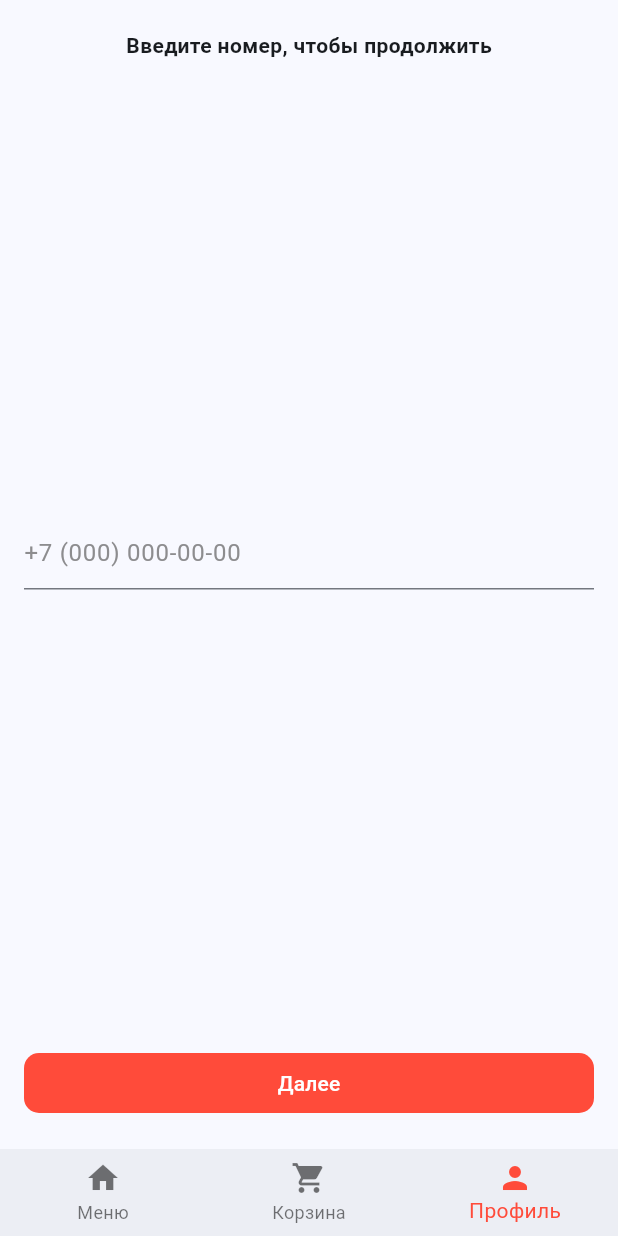
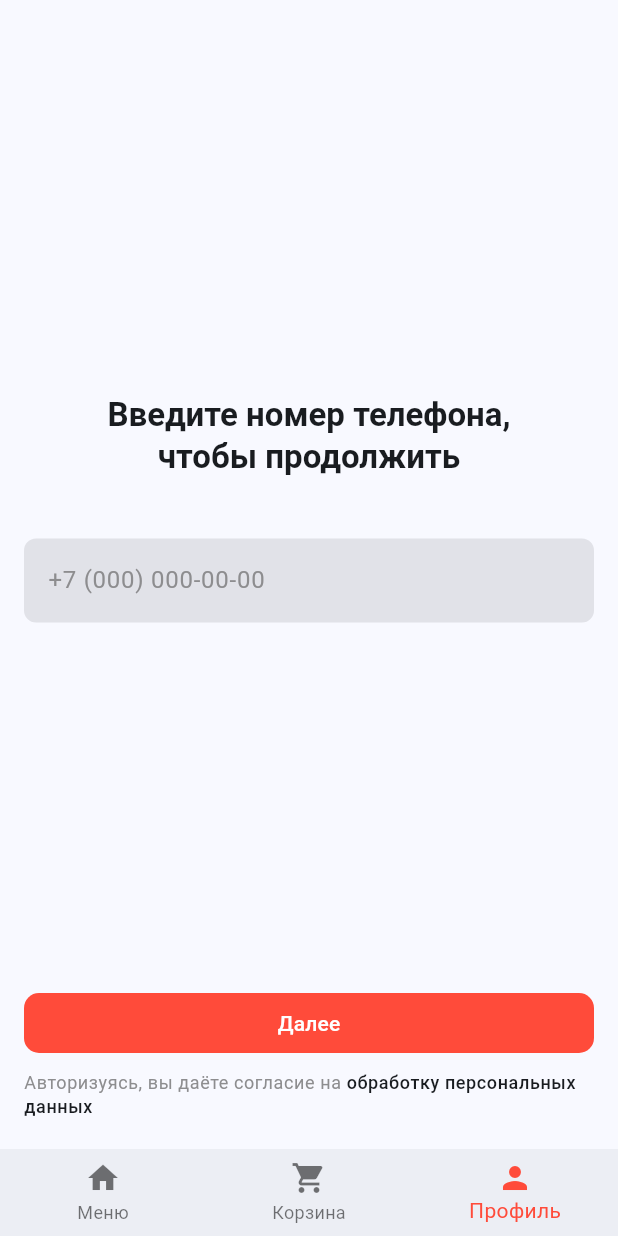
Before and after one commit to toastmanager/peak_it_2024_app, a Flutter app: the screen it shows after launch, item 3 of the bottom bar chosen, on a phone screen of 412 x 824 dp. Run offline on Flutter 3.47's test engine with Material 3 defaults, Android fonts, the light colour scheme and no system bars; our stand-ins replace auto_route, bloc, cached_network_image, dio, equatable, flutter_bloc and 11 more; missing offline and left inert: widgetbook, widgetbook_annotation; generated files the repository leaves out were written again; network calls fail; Roboto replaces fonts that are missing (SFProRounded).

Commit message:
feat(auth): make phone screen closer to design

```diff
--- a/lib/features/auth/presentation/pages/profile_page.dart
+++ b/lib/features/auth/presentation/pages/profile_page.dart
@@ -35,37 +35,33 @@ class _ProfilePageState extends State<ProfilePage> {
         child: BlocBuilder<AuthBloc, AuthState>(
           builder: (context, state) {
             final bloc = context.read<AuthBloc>();
-            if (state is AuthUnauthorized || state is AuthCodeRequested) {
-              return DefaultTabController(
-                  length: 2,
-                  child: TabBarView(
-                    children: [
-                      PhoneScreen(
-                        phoneController: phoneController,
-                      ),
-                      CodeVerifyScreen(
-                          codeController: codeController,
-                          phoneController: phoneController),
-                    ],
-                  ));
-            }
             if (state is AuthLoading) {
               return const Center(
                 child: CircularProgressIndicator(),
               );
             }
-            if (state is AuthCodeInvalid) {
-              return const Center(
-                child: Text('Invalid Code'),
+            if (state is AuthAuthorized) {
+              return Center(
+                child: FilledButton(
+                    onPressed: () {
+                      bloc.add(AuthLogout());
+                    },
+                    child: const Text('Выйти')),
               );
             }
-            return Center(
-              child: FilledButton(
-                  onPressed: () {
-                    bloc.add(AuthLogout());
-                  },
-                  child: const Text('Выйти')),
-            );
+            return DefaultTabController(
+                length: 2,
+                child: TabBarView(
+                  physics: const NeverScrollableScrollPhysics(),
+                  children: [
+                    PhoneScreen(
+                      phoneController: phoneController,
+                    ),
+                    CodeVerifyScreen(
+                        codeController: codeController,
+                        phoneController: phoneController),
+                  ],
+                ));
           },
         ));
   }
--- a/lib/features/auth/presentation/widgets/phone_screen.dart
+++ b/lib/features/auth/presentation/widgets/phone_screen.dart
@@ -1,9 +1,11 @@
+import 'package:flutter/gestures.dart';
 import 'package:flutter/material.dart';
 import 'package:flutter_bloc/flutter_bloc.dart';
 import 'package:peak_it_2024_app/core/components/expanded_horizontal.dart';
 import 'package:peak_it_2024_app/features/auth/domain/blocs/auth/auth_bloc.dart';
 import 'package:peak_it_2024_app/features/auth/domain/entities/request_code_entity.dart';
 import 'package:peak_it_2024_app/features/auth/domain/utils/auth_utils.dart';
+import 'package:url_launcher/url_launcher.dart';
 
 class PhoneScreen extends StatelessWidget {
   const PhoneScreen({
@@ -21,27 +23,60 @@ class PhoneScreen extends StatelessWidget {
         return Column(
             mainAxisAlignment: MainAxisAlignment.spaceBetween,
             children: [
-              Text(
-                "Введите номер, чтобы продолжить",
-                style: Theme.of(context)
-                    .textTheme
-                    .bodyMedium
-                    ?.copyWith(fontWeight: FontWeight.bold),
+              const Spacer(),
+              Padding(
+                padding: const EdgeInsets.symmetric(horizontal: 36),
+                child: Text(
+                  "Введите номер телефона, чтобы продолжить",
+                  textAlign: TextAlign.center,
+                  style: Theme.of(context)
+                      .textTheme
+                      .titleLarge
+                      ?.copyWith(fontWeight: FontWeight.bold),
+                ),
+              ),
+              const SizedBox(
+                height: 40,
               ),
               TextField(
                 controller: phoneController,
+                keyboardType: TextInputType.phone,
                 inputFormatters: [AuthUtils.phoneFormatter],
                 decoration:
                     const InputDecoration(hintText: '+7 (000) 000-00-00'),
               ),
+              const Spacer(),
               ExpandedHorizontally(
                   child: FilledButton(
                       onPressed: () {
-                        final phoneNumber = '+${AuthUtils.phoneFormatter.unmaskText(phoneController.text)}';
-                        bloc.add(AuthRequestCode(entity: RequestCodeEntity(phone: phoneNumber)));
+                        final phoneNumber =
+                            '+${AuthUtils.phoneFormatter.unmaskText(phoneController.text)}';
+                        bloc.add(AuthRequestCode(
+                            entity: RequestCodeEntity(phone: phoneNumber)));
                         DefaultTabController.of(context).animateTo(1);
                       },
-                      child: const Text('Далее')))
+                      child: const Text('Далее'))),
+              const SizedBox(
+                height: 8,
+              ),
+              RichText(
+                text: TextSpan(
+                    style: Theme.of(context).textTheme.bodySmall?.copyWith(
+                        color: Theme.of(context).colorScheme.onSurfaceVariant),
+                    children: [
+                      const TextSpan(
+                          text: 'Авторизуясь, вы даёте согласие на '),
+                      TextSpan(
+                          text: 'обработку персональных данных',
+                          style: TextStyle(
+                              fontWeight: FontWeight.w500,
+                              color: Theme.of(context).colorScheme.onSurface),
+                          recognizer: TapGestureRecognizer()
+                            ..onTap = () async {
+                              await launchUrl(Uri.parse('https://example.com'));
+                            })
+                    ]),
+              )
             ]);
       },
     );
--- a/lib/main.dart
+++ b/lib/main.dart
@@ -52,6 +52,13 @@ class _MyAppState extends State<MyApp> {
             primary: const Color(0xFFFF4B3A),
             onSurfaceVariant: const Color(0xFF8D8D8F)),
         fontFamily: 'SFProRounded',
+        inputDecorationTheme: InputDecorationTheme(
+          filled: true,
+          border: OutlineInputBorder(
+            borderRadius: BorderRadius.circular(8),
+            borderSide: BorderSide.none
+          )
+        ),
         filledButtonTheme: FilledButtonThemeData(
             style: ButtonStyle(
                 padding: const WidgetStatePropertyAll(
--- a/pubspec.yaml
+++ b/pubspec.yaml
@@ -27,6 +27,7 @@ dependencies:
   retrofit: ^4.4.1
   shared_preferences: ^2.3.2
   smooth_corner: ^1.1.0
+  url_launcher: ^6.3.1
   widgetbook_annotation: ^3.2.0
 
 dev_dependencies:
```
Also changed, not shown: lib/features/auth/presentation/widgets/code_verify_screen.dart (+31 -5 lines), pubspec.lock, 5 other files.
